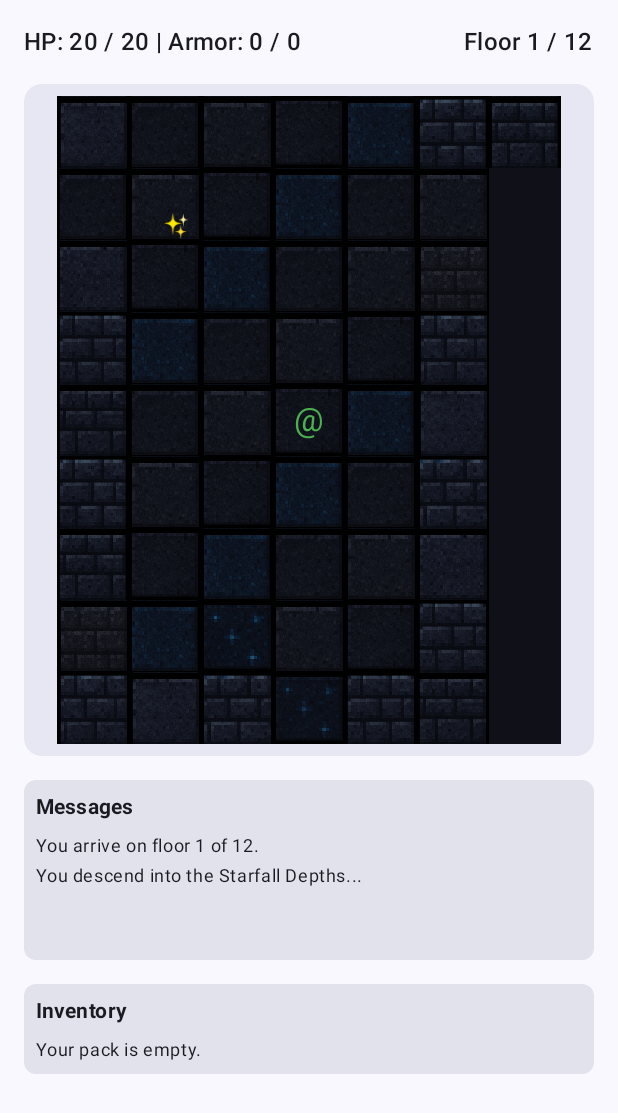
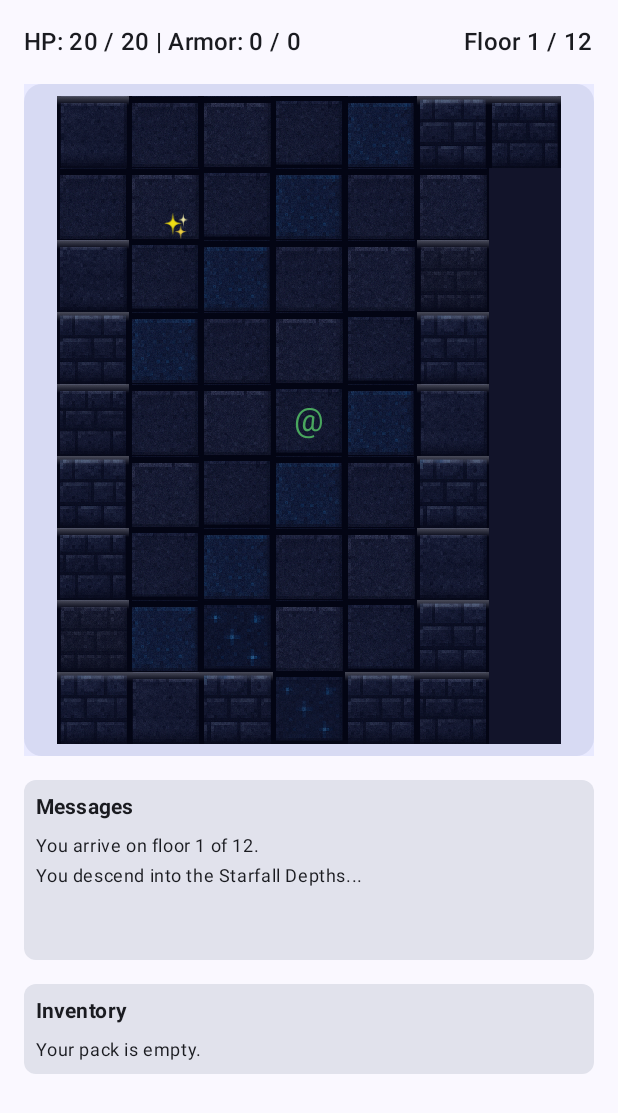
Before and after one commit to twig21337/Starfall, an Android app built with Jetpack Compose: the screen it shows after launch (MainActivity), on a phone screen of 412 x 824 dp. Shown: the top 1113 px of the screen. Run offline under Robolectric (Android 15) with nearby library versions, the phone set to English and light mode, and no system bars.

Commit message:
Enhance dungeon lighting and walls

```diff
--- a/app/src/main/java/com/starfall/app/game/DungeonScreen.kt
+++ b/app/src/main/java/com/starfall/app/game/DungeonScreen.kt
@@ -1,10 +1,10 @@
 package com.starfall.app.game
 
 import androidx.compose.foundation.BorderStroke
+import androidx.compose.foundation.Image
 import androidx.compose.foundation.background
 import androidx.compose.foundation.border
 import androidx.compose.foundation.clickable
-import androidx.compose.foundation.Image
 import androidx.compose.foundation.layout.Arrangement
 import androidx.compose.foundation.layout.Box
 import androidx.compose.foundation.layout.BoxScope
@@ -15,10 +15,10 @@ import androidx.compose.foundation.layout.fillMaxWidth
 import androidx.compose.foundation.layout.height
 import androidx.compose.foundation.layout.padding
 import androidx.compose.foundation.layout.size
-import androidx.compose.foundation.rememberScrollState
 import androidx.compose.foundation.lazy.grid.GridCells
 import androidx.compose.foundation.lazy.grid.LazyVerticalGrid
 import androidx.compose.foundation.lazy.grid.items
+import androidx.compose.foundation.rememberScrollState
 import androidx.compose.foundation.verticalScroll
 import androidx.compose.material3.AlertDialog
 import androidx.compose.material3.Button
@@ -31,22 +31,26 @@ import androidx.compose.runtime.getValue
 import androidx.compose.runtime.remember
 import androidx.compose.ui.Alignment
 import androidx.compose.ui.Modifier
+import androidx.compose.ui.graphics.Brush
 import androidx.compose.ui.graphics.Color
+import androidx.compose.ui.graphics.ColorFilter
+import androidx.compose.ui.graphics.ColorMatrix
+import androidx.compose.ui.graphics.FilterQuality
 import androidx.compose.ui.graphics.graphicsLayer
 import androidx.compose.ui.layout.ContentScale
 import androidx.compose.ui.platform.LocalContext
 import androidx.compose.ui.text.font.FontWeight
 import androidx.compose.ui.text.style.TextAlign
 import androidx.compose.ui.unit.dp
-import com.starfall.core.engine.GameAction
-import com.starfall.core.engine.GameConfig
-import com.starfall.core.model.TileType
 import androidx.compose.animation.core.FastOutSlowInEasing
 import androidx.compose.animation.core.RepeatMode
 import androidx.compose.animation.core.animateFloat
 import androidx.compose.animation.core.infiniteRepeatable
 import androidx.compose.animation.core.rememberInfiniteTransition
 import androidx.compose.animation.core.tween
+import com.starfall.core.engine.GameAction
+import com.starfall.core.engine.GameConfig
+import com.starfall.core.model.TileType
 
 @Composable
 fun DungeonScreen(
@@ -188,6 +192,7 @@ private fun DungeonGrid(uiState: GameUiState, onTileTapped: (Int, Int) -> Unit)
     val context = LocalContext.current
     val spriteProvider = remember(context) { TileSpriteProvider(context.assets) }
 
+    Box(modifier = Modifier.fillMaxWidth()) {
         Surface(
             tonalElevation = 4.dp,
             shape = MaterialTheme.shapes.medium,
@@ -218,6 +223,12 @@ private fun DungeonGrid(uiState: GameUiState, onTileTapped: (Int, Int) -> Unit)
                     }
                 }
             }
+        }
+        Box(
+            modifier = Modifier
+                .matchParentSize()
+                .background(Color(0x142846FF))
+        )
     }
 }
 
@@ -307,15 +318,22 @@ private fun BoxScope.GroundItemStackBadge(groundItems: List<GroundItemUiModel>)
 
 @Composable
 private fun TexturedTile(tile: TileUiModel, spriteProvider: TileSpriteProvider) {
+    val isWall = tile.type == TileType.WALL.name
+    val isFloor = tile.type == TileType.FLOOR.name
     val baseBitmap = remember(tile) {
-        if (tile.type == TileType.WALL.name) {
+        if (isWall) {
             spriteProvider.wallFor(tile)
         } else {
             spriteProvider.floorFor(tile)
         }
     }
     val glowBitmap = remember(tile) {
-        if (tile.type == TileType.FLOOR.name) spriteProvider.glowFor(tile) else null
+        if (isFloor) spriteProvider.glowFor(tile) else null
+    }
+    val floorBrightnessFilter = remember {
+        ColorFilter.colorMatrix(
+            ColorMatrix().apply { setToScale(1.15f, 1.15f, 1.15f, 1f) }
+        )
     }
 
     Box(
@@ -329,13 +347,49 @@ private fun TexturedTile(tile: TileUiModel, spriteProvider: TileSpriteProvider)
                 modifier = Modifier
                     .fillMaxSize()
                     .graphicsLayer(alpha = if (tile.visible) 1f else 0.55f),
-                contentScale = ContentScale.Crop
+                contentScale = ContentScale.Crop,
+                colorFilter = if (isFloor) floorBrightnessFilter else null,
+                filterQuality = FilterQuality.None
             )
         } else {
             Box(
                 modifier = Modifier
                     .fillMaxSize()
                     .background(Color(0xFF0A0A10))
+            )
+        }
+
+        if (isWall) {
+            Box(
+                modifier = Modifier
+                    .fillMaxWidth()
+                    .height(6.dp)
+                    .align(Alignment.TopCenter)
+                    .background(
+                        Brush.verticalGradient(
+                            colors = listOf(Color(0x4DFFFFFF), Color.Transparent)
+                        )
+                    )
+            )
+            Box(
+                modifier = Modifier
+                    .fillMaxWidth()
+                    .height(10.dp)
+                    .align(Alignment.BottomCenter)
+                    .background(
+                        Brush.verticalGradient(
+                            colors = listOf(Color.Transparent, Color(0x99000000))
+                        )
+                    )
+            )
+            Box(
+                modifier = Modifier
+                    .fillMaxSize()
+                    .background(
+                        Brush.verticalGradient(
+                            colors = listOf(Color.Transparent, Color(0x33000000), Color.Transparent)
+                        )
+                    )
             )
         }
 
@@ -362,7 +416,8 @@ private fun TexturedTile(tile: TileUiModel, spriteProvider: TileSpriteProvider)
                 modifier = Modifier
                     .fillMaxSize()
                     .graphicsLayer(alpha = if (tile.visible) glowAlpha else glowAlpha * 0.55f),
-                contentScale = ContentScale.Crop
+                contentScale = ContentScale.Crop,
+                filterQuality = FilterQuality.None
             )
         }
 
```
Lines whose indentation alone changed are shown as unchanged.
